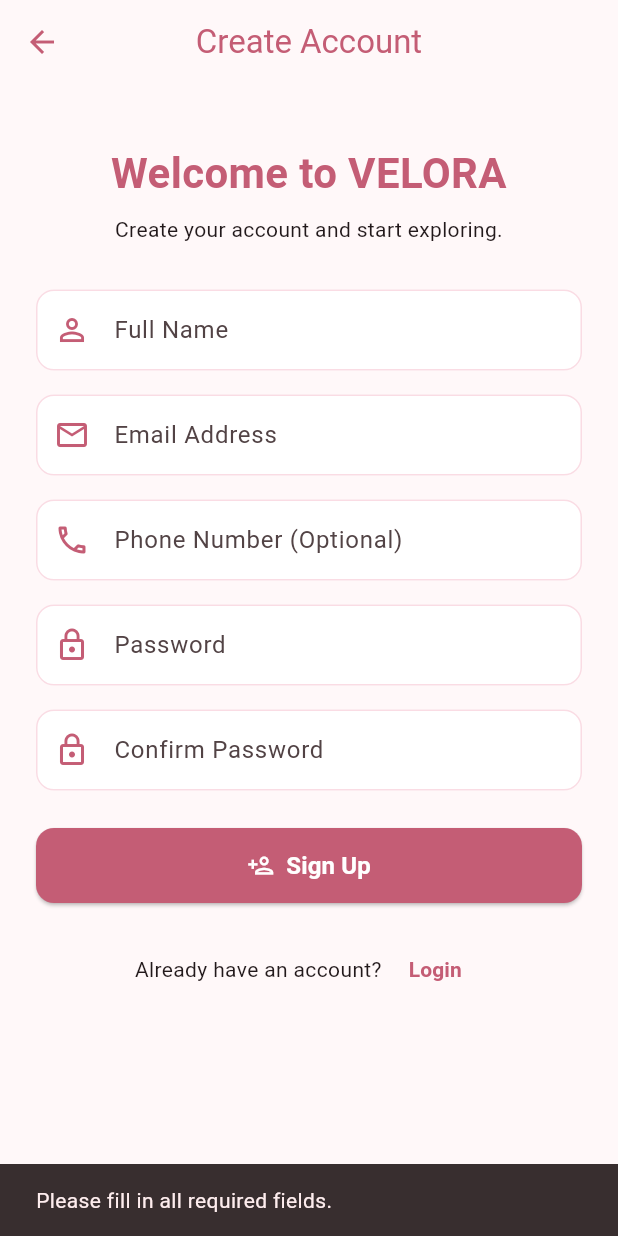
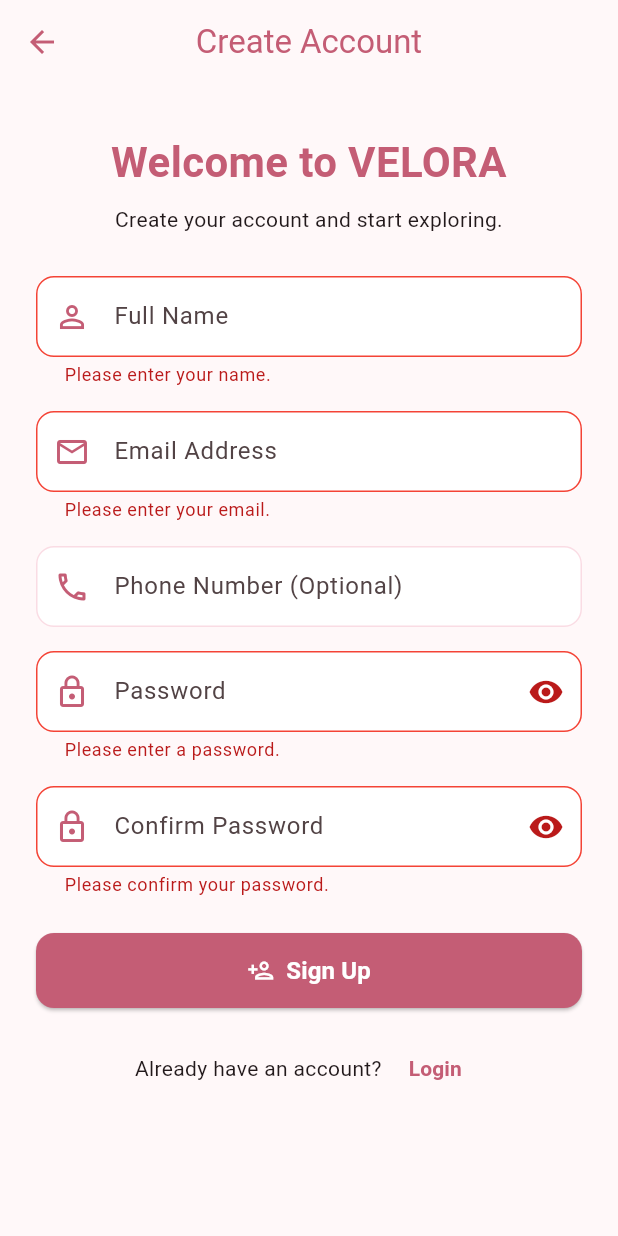
Before and after one commit to Meka996/Mobile-Application-Project-flutter-, a Flutter app: the SignUpScreen screen opened directly, after a tap on "Sign Up", on a phone screen of 412 x 824 dp. Run offline on Flutter 3.47's test engine with Material 3 defaults, Android fonts, the phone set to English and light mode, and no system bars; our stand-ins replace cloud_firestore, cloud_functions, firebase_auth, firebase_core; accounts and stored records are empty.

Commit message:
Improve VELORA sign up form validation

```diff
--- a/lib/features/auth/presentation/screens/sign_up_screen.dart
+++ b/lib/features/auth/presentation/screens/sign_up_screen.dart
@@ -1,10 +1,9 @@
+import 'package:firebase_auth/firebase_auth.dart';
 import 'package:flutter/material.dart';
-import 'package:firebase_auth/firebase_auth.dart';
 
+import '../../../../core/theme/app_theme.dart';
+import '../../../../core/widgets/velora_button.dart';
 import '../../data/auth_service.dart';
-import '../../../../core/widgets/velora_text_field.dart';
-import '../../../../core/widgets/velora_button.dart';
-import '../../../../core/theme/app_theme.dart';
 
 class SignUpScreen extends StatefulWidget {
   const SignUpScreen({super.key});
@@ -14,116 +13,127 @@ class SignUpScreen extends StatefulWidget {
 }
 
 class _SignUpScreenState extends State<SignUpScreen> {
-  final AuthService _authService = AuthService();
+  final _formKey = GlobalKey<FormState>();
+  final _authService = AuthService();
 
-  String _name = '';
-  String _email = '';
-  String _phone = '';
-  String _password = '';
-  String _confirmPassword = '';
+  final _nameController = TextEditingController();
+  final _emailController = TextEditingController();
+  final _phoneController = TextEditingController();
+  final _passwordController = TextEditingController();
+  final _confirmPasswordController = TextEditingController();
 
   bool _isLoading = false;
+  bool _hidePassword = true;
+  bool _hideConfirmPassword = true;
+
+  @override
+  void dispose() {
+    _nameController.dispose();
+    _emailController.dispose();
+    _phoneController.dispose();
+    _passwordController.dispose();
+    _confirmPasswordController.dispose();
+    super.dispose();
+  }
 
   Future<void> _signUp() async {
-    if (_name.trim().isEmpty || _email.trim().isEmpty || _password.isEmpty) {
-      _showMessage('Please fill in all required fields.');
-      return;
-    }
+    if (!_formKey.currentState!.validate()) return;
 
-    if (_name.trim().length > 80) {
-      _showMessage('Name must be 80 characters or less.');
-      return;
-    }
-
-    if (!_email.contains('@') || !_email.contains('.')) {
-      _showMessage('Please enter a valid email address.');
-      return;
-    }
-
-    if (_password.length < 6) {
-      _showMessage('Password must be at least 6 characters.');
-      return;
-    }
-
-    if (_password != _confirmPassword) {
-      _showMessage('Passwords do not match.');
-      return;
-    }
-
-    setState(() {
-      _isLoading = true;
-    });
+    setState(() => _isLoading = true);
 
     try {
       await _authService.signUp(
-        name: _name.trim(),
-        email: _email.trim(),
-        password: _password,
-        phone: _phone.trim(),
+        name: _nameController.text,
+        email: _emailController.text,
+        password: _passwordController.text,
+        phone: _phoneController.text,
       );
 
       if (!mounted) return;
 
-      _showMessage('Account created successfully!');
+      ScaffoldMessenger.of(context).showSnackBar(
+        const SnackBar(content: Text('Account created successfully!')),
+      );
 
-      // AuthGate handles the authenticated state.
-    } on FirebaseAuthException catch (e) {
+      // AuthGate switches to the profile when Firebase reports the new user.
+      Navigator.pop(context);
+    } on FirebaseAuthException catch (error) {
       if (!mounted) return;
 
-      if (e.code == 'email-already-in-use') {
-        _showMessage('This email is already registered.');
-      } else if (e.code == 'weak-password') {
-        _showMessage('Please choose a stronger password.');
-      } else if (e.code == 'invalid-email') {
-        _showMessage('Invalid email address.');
-      } else {
-        _showMessage(e.message ?? 'Registration failed.');
+      String message = 'Registration failed. Please try again.';
+      if (error.code == 'email-already-in-use') {
+        message = 'This email is already registered.';
+      } else if (error.code == 'weak-password') {
+        message = 'Please choose a stronger password.';
+      } else if (error.code == 'invalid-email') {
+        message = 'Please enter a valid email address.';
       }
-    } catch (e) {
+
+      ScaffoldMessenger.of(context).showSnackBar(
+        SnackBar(content: Text(message)),
+      );
+    } catch (error) {
       if (!mounted) return;
 
-      if (FirebaseAuth.instance.currentUser != null) {
-        _showMessage(
-          'Account created, but profile could not be saved. Please retry.',
+      final message = FirebaseAuth.instance.currentUser != null
+          ? 'Account created, but the profile could not be saved.'
+          : 'Something went wrong. Please try again.';
+
+      ScaffoldMessenger.of(context).showSnackBar(
+        SnackBar(content: Text(message)),
       );
-      } else {
-        _showMessage('Something went wrong. Please try again.');
-      }
     } finally {
-      if (mounted) {
-        setState(() {
-          _isLoading = false;
-        });
-      }
+      if (mounted) setState(() => _isLoading = false);
     }
   }
 
-  void _showMessage(String message) {
-    ScaffoldMessenger.of(context)
-        .showSnackBar(SnackBar(content: Text(message)));
-  }
-
-  void _goToLogin() {
-    Navigator.pop(context);
+  InputDecoration _decoration(
+    String hint,
+    IconData icon, {
+    Widget? suffixIcon,
+  }) {
+    return InputDecoration(
+      hintText: hint,
+      prefixIcon: Icon(icon, color: AppTheme.deepRose),
+      suffixIcon: suffixIcon,
+      filled: true,
+      fillColor: Colors.white,
+      contentPadding: const EdgeInsets.all(15),
+      enabledBorder: OutlineInputBorder(
+        borderRadius: BorderRadius.circular(12),
+        borderSide: const BorderSide(color: AppTheme.babyPink),
+      ),
+      focusedBorder: OutlineInputBorder(
+        borderRadius: BorderRadius.circular(12),
+        borderSide: const BorderSide(color: AppTheme.deepRose, width: 2),
+      ),
+      errorBorder: OutlineInputBorder(
+        borderRadius: BorderRadius.circular(12),
+        borderSide: const BorderSide(color: Colors.red),
+      ),
+      focusedErrorBorder: OutlineInputBorder(
+        borderRadius: BorderRadius.circular(12),
+        borderSide: const BorderSide(color: Colors.red, width: 2),
+      ),
+    );
   }
 
   @override
   Widget build(BuildContext context) {
     return Scaffold(
       backgroundColor: AppTheme.offWhite,
-
       appBar: AppBar(
         title: const Text('Create Account'),
         backgroundColor: AppTheme.offWhite,
         foregroundColor: AppTheme.deepRose,
         elevation: 0,
       ),
-
-      body: ListView(
+      body: Form(
+        key: _formKey,
+        child: ListView(
           padding: const EdgeInsets.all(24),
           children: [
-          const SizedBox(height: 15),
-
+            const SizedBox(height: 8),
             const Text(
               'Welcome to VELORA',
               textAlign: TextAlign.center,
@@ -133,77 +143,119 @@ class _SignUpScreenState extends State<SignUpScreen> {
                 color: AppTheme.deepRose,
               ),
             ),
-
             const SizedBox(height: 8),
-
             const Text(
               'Create your account and start exploring.',
               textAlign: TextAlign.center,
             ),
-
-          const SizedBox(height: 30),
-
-          VeloraTextField(
-            hint: 'Full Name',
-            icon: Icons.person_outline,
-            onChanged: (value) => _name = value,
+            const SizedBox(height: 28),
+            TextFormField(
+              controller: _nameController,
+              textCapitalization: TextCapitalization.words,
+              decoration: _decoration('Full Name', Icons.person_outline),
+              validator: (value) {
+                if (value == null || value.trim().isEmpty) {
+                  return 'Please enter your name.';
+                }
+                if (value.trim().length > 80) {
+                  return 'Name must be 80 characters or less.';
+                }
+                return null;
+              },
             ),
-
             const SizedBox(height: 16),
-
-          VeloraTextField(
-            hint: 'Email Address',
-            icon: Icons.email_outlined,
-            onChanged: (value) => _email = value,
+            TextFormField(
+              controller: _emailController,
+              keyboardType: TextInputType.emailAddress,
+              decoration: _decoration('Email Address', Icons.email_outlined),
+              validator: (value) {
+                final email = value?.trim() ?? '';
+                if (email.isEmpty) return 'Please enter your email.';
+                if (!RegExp(r'^[^@\\s]+@[^@\\s]+\\.[^@\\s]+$')
+                    .hasMatch(email)) {
+                  return 'Please enter a valid email address.';
+                }
+                return null;
+              },
             ),
-
             const SizedBox(height: 16),
-
-          VeloraTextField(
-            hint: 'Phone Number (Optional)',
-            icon: Icons.phone_outlined,
-            onChanged: (value) => _phone = value,
+            TextFormField(
+              controller: _phoneController,
+              keyboardType: TextInputType.phone,
+              decoration: _decoration(
+                'Phone Number (Optional)',
+                Icons.phone_outlined,
               ),
-
+            ),
             const SizedBox(height: 16),
-
-          VeloraTextField(
-            hint: 'Password',
-            icon: Icons.lock_outline,
-            obscureText: true,
-            onChanged: (value) => _password = value,
+            TextFormField(
+              controller: _passwordController,
+              obscureText: _hidePassword,
+              decoration: _decoration(
+                'Password',
+                Icons.lock_outline,
+                suffixIcon: IconButton(
+                  onPressed: () {
+                    setState(() => _hidePassword = !_hidePassword);
+                  },
+                  icon: Icon(
+                    _hidePassword ? Icons.visibility : Icons.visibility_off,
                   ),
-
+                ),
+              ),
+              validator: (value) {
+                if (value == null || value.isEmpty) {
+                  return 'Please enter a password.';
+                }
+                if (value.length < 6) {
+                  return 'Password must be at least 6 characters.';
+                }
+                return null;
+              },
+            ),
             const SizedBox(height: 16),
-
-          VeloraTextField(
-            hint: 'Confirm Password',
-            icon: Icons.lock_outline,
-            obscureText: true,
-            onChanged: (value) => _confirmPassword = value,
+            TextFormField(
+              controller: _confirmPasswordController,
+              obscureText: _hideConfirmPassword,
+              decoration: _decoration(
+                'Confirm Password',
+                Icons.lock_outline,
+                suffixIcon: IconButton(
+                  onPressed: () {
+                    setState(() {
+                      _hideConfirmPassword = !_hideConfirmPassword;
+                    });
+                  },
+                  icon: Icon(
+                    _hideConfirmPassword
+                        ? Icons.visibility
+                        : Icons.visibility_off,
                   ),
-
-          const SizedBox(height: 25),
-
+                ),
+              ),
+              validator: (value) {
+                if (value == null || value.isEmpty) {
+                  return 'Please confirm your password.';
+                }
+                if (value != _passwordController.text) {
+                  return 'Passwords do not match.';
+                }
+                return null;
+              },
+            ),
+            const SizedBox(height: 24),
             VeloraButton(
               text: _isLoading ? 'Creating Account...' : 'Sign Up',
               icon: Icons.person_add_outlined,
               onPressed: _isLoading ? null : _signUp,
             ),
-
-          const SizedBox(height: 20),
-
-          // Navigate back to Login Screen
+            const SizedBox(height: 16),
             Row(
               mainAxisAlignment: MainAxisAlignment.center,
               children: [
-              const Text(
-                'Already have an account? ',
-                style: TextStyle(fontSize: 14),
-              ),
-
+                const Text('Already have an account? '),
                 TextButton(
-                onPressed: _isLoading ? null : _goToLogin,
+                  onPressed: _isLoading ? null : () => Navigator.pop(context),
                   child: const Text(
                     'Login',
                     style: TextStyle(
@@ -216,6 +268,7 @@ class _SignUpScreenState extends State<SignUpScreen> {
             ),
           ],
         ),
+      ),
     );
   }
 }
```
Lines whose indentation alone changed are shown as unchanged.
